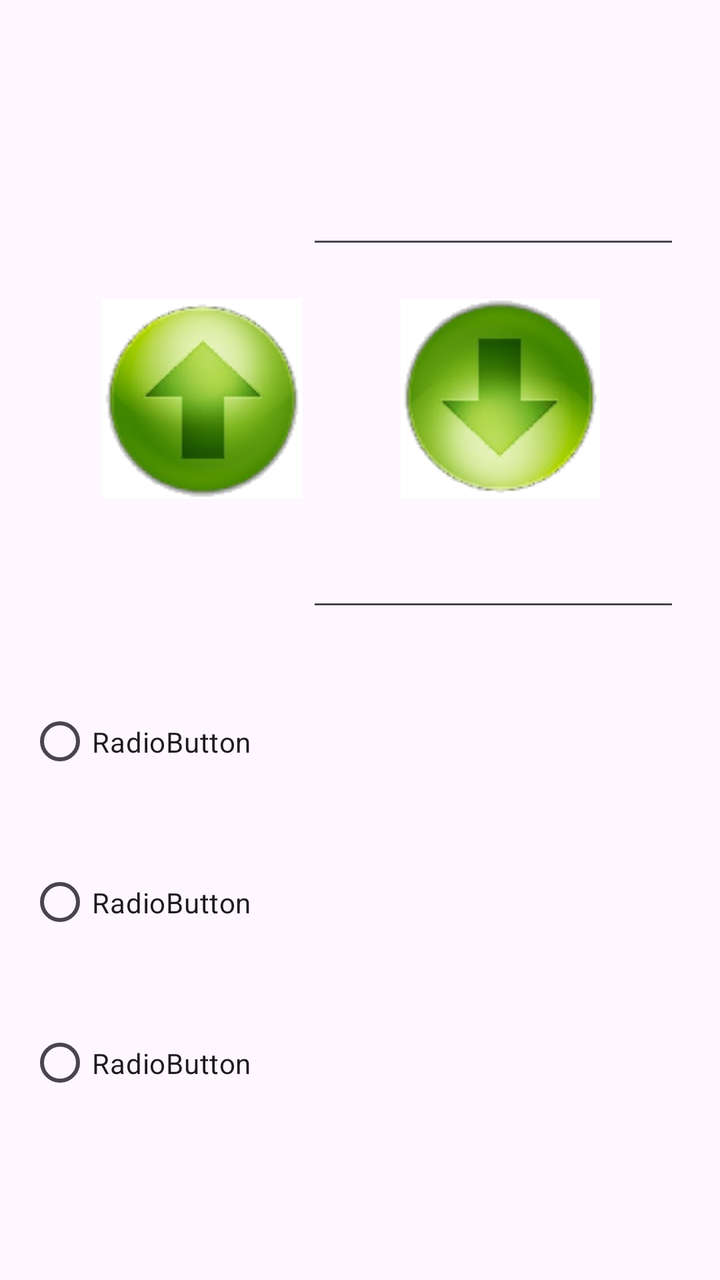
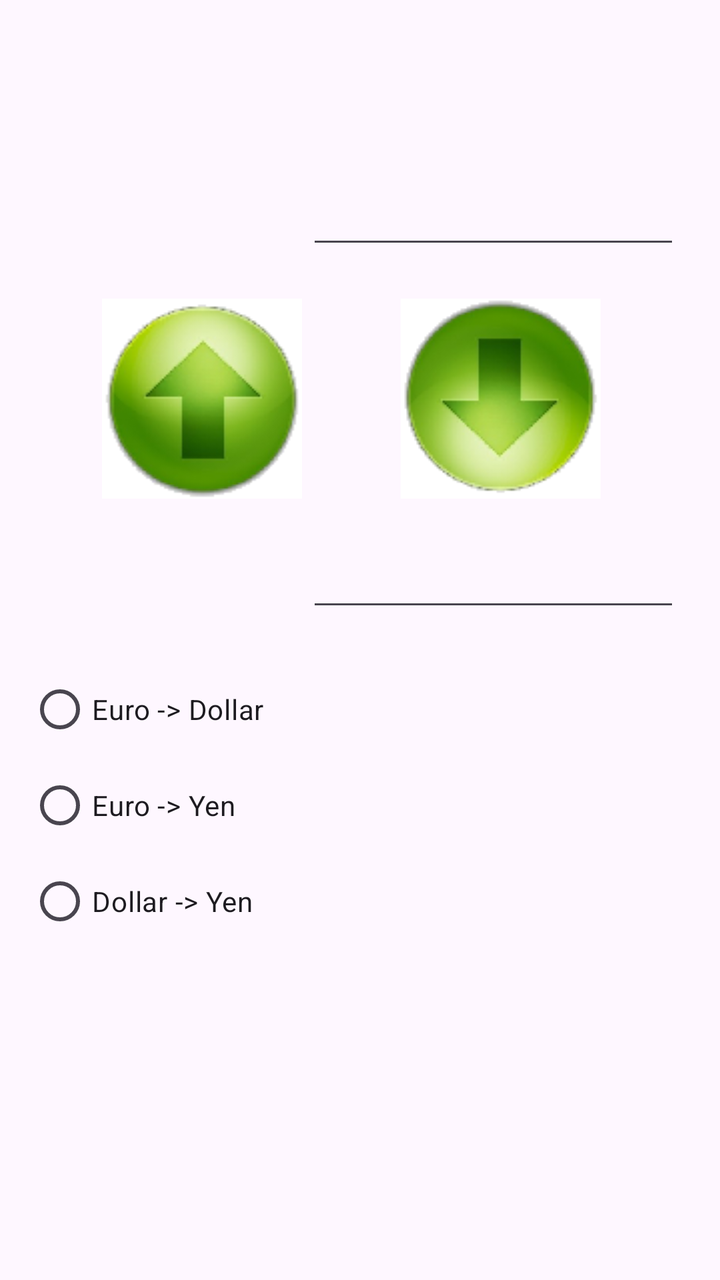

Compare the two renders of this Android layout. The source of the first and the diff that turns it into the second are given below.
<!-- AndroidManifest.xml: application theme Theme.Lebigo -->
<!-- res/layout/activity_main.xml -->
<?xml version="1.0" encoding="utf-8"?>
<layout xmlns:android="http://schemas.android.com/apk/res/android" xmlns:app="http://schemas.android.com/apk/res-auto"
        xmlns:tools="http://schemas.android.com/tools">
    <data>
        <variable name="infoIhm" type="com.example.lebigo.DataForBinding"/>
    </data>
    <androidx.constraintlayout.widget.ConstraintLayout
            android:id="@+id/main" android:layout_width="match_parent" android:layout_height="match_parent"
            tools:context=".MainActivity">
        <RelativeLayout
                android:id="@+id/AbsoluteLayout1" android:layout_width="match_parent"
                android:layout_height="wrap_content" tools:ignore="MissingConstraints">
            <LinearLayout
                    android:id="@+id/layoutPrincipal" android:layout_width="match_parent"
                    android:layout_height="match_parent" android:orientation="vertical" android:gravity="center">
                <LinearLayout
                        android:layout_width="match_parent" android:layout_height="wrap_content"
                        android:orientation="horizontal" android:layout_margin="20dp">
                    <TextView
                            android:id="@+id/textViewHaut" android:layout_width="40dp"
                            android:layout_height="wrap_content" android:text="@{infoIhm.resultatHautFormatted}"
                            android:layout_weight="1"/>
                    <EditText
                            android:id="@+id/editTextHaut" android:layout_width="0dp"
                            android:layout_height="wrap_content" android:layout_weight="2" android:ems="10"
                            android:inputType="numberDecimal"/>
                </LinearLayout>
                <LinearLayout
                        android:layout_width="520dp" android:layout_height="wrap_content"
                        android:orientation="horizontal"
                        android:gravity="center">
                    <ImageButton
                            android:id="@+id/buttonHaut" android:layout_width="141dp"
                            android:layout_height="wrap_content" android:src="@drawable/fleche_haut"
                            android:background="@android:color/transparent" android:padding="0dp"/>
                    <ImageButton
                            android:id="@+id/buttonBas" android:layout_width="158dp"
                            android:layout_height="wrap_content" android:src="@drawable/fleche_bast"
                            android:background="@android:color/transparent" android:padding="0dp"/>
                </LinearLayout>
                <LinearLayout
                        android:layout_width="match_parent" android:layout_height="wrap_content"
                        android:orientation="horizontal" android:layout_margin="20dp">
                    <TextView
                            android:id="@+id/textViewBas" android:layout_width="40dp"
                            android:layout_height="wrap_content" android:text="@{infoIhm.resultatBasFormatted}"
                            android:layout_weight="1"/>
                    <EditText
                            android:id="@+id/editTextBas" android:layout_width="0dp"
                            android:layout_height="wrap_content" android:layout_weight="2" android:ems="10"
                            android:inputType="numberDecimal"/>
                </LinearLayout>
                <LinearLayout
                        android:orientation="horizontal"
                        android:layout_width="332dp"
                        android:layout_height="241dp">
                    <LinearLayout
                            android:orientation="vertical"
                            android:layout_width="match_parent"
                            android:layout_height="match_parent" android:layout_weight="1">
                        <RadioButton
                                android:text="RadioButton"
                                android:layout_width="wrap_content"
                                android:layout_height="wrap_content" android:id="@+id/radioButton4"
                                android:layout_weight="1"/>
                        <RadioButton
                                android:text="RadioButton"
                                android:layout_width="wrap_content"
                                android:layout_height="wrap_content" android:id="@+id/radioButton3"
                                android:layout_weight="1"/>
                        <RadioButton
                                android:text="RadioButton"
                                android:layout_width="wrap_content"
                                android:layout_height="wrap_content" android:id="@+id/radioButton"
                                android:layout_weight="1"/>
                    </LinearLayout>
                </LinearLayout>
            </LinearLayout>
        </RelativeLayout>
    </androidx.constraintlayout.widget.ConstraintLayout>
</layout>
<!-- resources referenced by this layout -->
<resources>
  <!-- drawable fleche_bast: png bitmap (drawable, 16502 bytes) -->
  <!-- drawable fleche_haut: png bitmap (drawable, 16628 bytes) -->
  <style name="Theme.Lebigo" parent="Base.Theme.Lebigo" />
  <style name="Base.Theme.Lebigo" parent="Theme.Material3.DayNight.NoActionBar">
          
          
      </style>
</resources>

<!-- the commit's change to res/layout/activity_main.xml (unified diff, before → after) -->
@@ -2,7 +2,7 @@
 <layout xmlns:android="http://schemas.android.com/apk/res/android" xmlns:app="http://schemas.android.com/apk/res-auto"
         xmlns:tools="http://schemas.android.com/tools">
     <data>
-        <variable name="infoIhm" type="com.example.lebigo.DataForBinding"/>
+        <variable name="infoIhm" type="com.example.lebigo.DataForBindingViewModel"/>
     </data>
     <androidx.constraintlayout.widget.ConstraintLayout
             android:id="@+id/main" android:layout_width="match_parent" android:layout_height="match_parent"
@@ -18,7 +18,7 @@
                         android:orientation="horizontal" android:layout_margin="20dp">
                     <TextView
                             android:id="@+id/textViewHaut" android:layout_width="40dp"
-                            android:layout_height="wrap_content" android:text="@{infoIhm.resultatHautFormatted}"
+                            android:layout_height="wrap_content" android:text="@{infoIhm.dataForBinding.resultatHautFormatted}"
                             android:layout_weight="1"/>
                     <EditText
                             android:id="@+id/editTextHaut" android:layout_width="0dp"
@@ -43,7 +43,7 @@
                         android:orientation="horizontal" android:layout_margin="20dp">
                     <TextView
                             android:id="@+id/textViewBas" android:layout_width="40dp"
-                            android:layout_height="wrap_content" android:text="@{infoIhm.resultatBasFormatted}"
+                            android:layout_height="wrap_content" android:text="@{infoIhm.dataForBinding.resultatBasFormatted}"
                             android:layout_weight="1"/>
                     <EditText
                             android:id="@+id/editTextBas" android:layout_width="0dp"
@@ -54,26 +54,29 @@
                         android:orientation="horizontal"
                         android:layout_width="332dp"
                         android:layout_height="241dp">
-                    <LinearLayout
-                            android:orientation="vertical"
+                    <RadioGroup
+                            android:id="@+id/radioGroupConversion"
                             android:layout_width="match_parent"
-                            android:layout_height="match_parent" android:layout_weight="1">
+                            android:layout_height="wrap_content">
+
                         <RadioButton
-                                android:text="RadioButton"
+                                android:id="@+id/buttoneurodollar"
                                 android:layout_width="wrap_content"
-                                android:layout_height="wrap_content" android:id="@+id/radioButton4"
-                                android:layout_weight="1"/>
+                                android:layout_height="wrap_content"
+                                android:text="Euro -> Dollar"/>
+
                         <RadioButton
-                                android:text="RadioButton"
+                                android:id="@+id/buttoneuroyen"
                                 android:layout_width="wrap_content"
-                                android:layout_height="wrap_content" android:id="@+id/radioButton3"
-                                android:layout_weight="1"/>
+                                android:layout_height="wrap_content"
+                                android:text="Euro -> Yen"/>
+
                         <RadioButton
-                                android:text="RadioButton"
+                                android:id="@+id/buttondollaryen"
                                 android:layout_width="wrap_content"
-                                android:layout_height="wrap_content" android:id="@+id/radioButton"
-                                android:layout_weight="1"/>
-                    </LinearLayout>
+                                android:layout_height="wrap_content"
+                                android:text="Dollar -> Yen"/>
+                    </RadioGroup>
                 </LinearLayout>
             </LinearLayout>
         </RelativeLayout>
